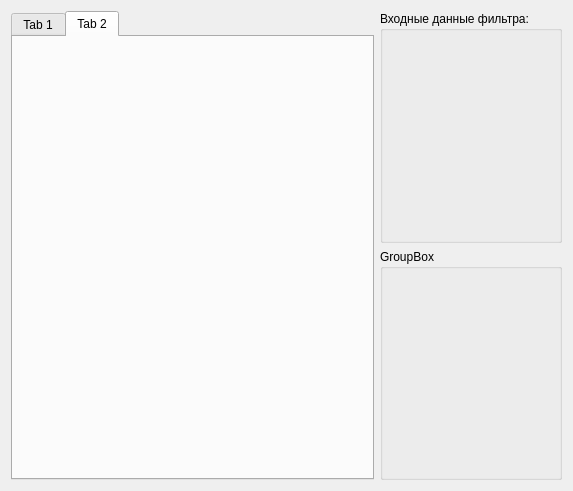
Qt form PowerSources/Filters.ui (DKuzSer/Project_For_Rodin) before a commit.
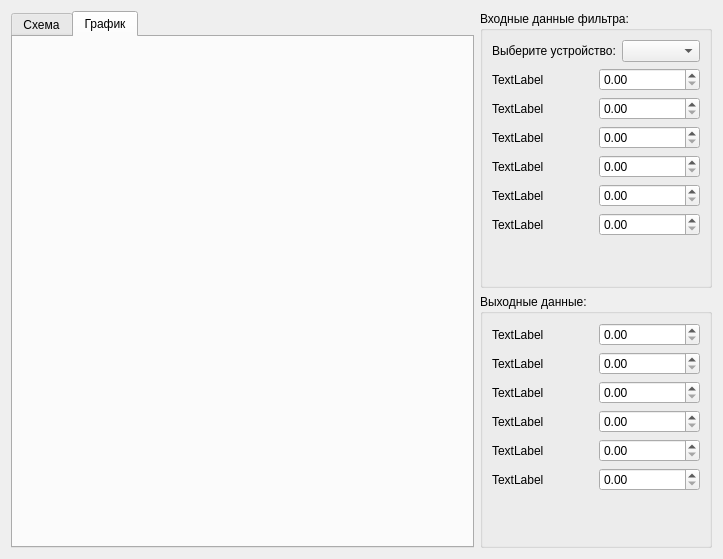
The same form after that commit. The open tabs and pages were chosen to show the change.

```diff
--- a/PowerSources/Filters.ui
+++ b/PowerSources/Filters.ui
@@ -6,8 +6,8 @@
    <rect>
     <x>0</x>
     <y>0</y>
-    <width>573</width>
-    <height>491</height>
+    <width>723</width>
+    <height>559</height>
    </rect>
   </property>
   <property name="windowTitle">
@@ -20,12 +20,12 @@
       <widget class="QTabWidget" name="tabWidget">
        <widget class="QWidget" name="tab">
         <attribute name="title">
-         <string>Tab 1</string>
+         <string>Схема</string>
         </attribute>
        </widget>
        <widget class="QWidget" name="tab_2">
         <attribute name="title">
-         <string>Tab 2</string>
+         <string>График</string>
         </attribute>
        </widget>
       </widget>
@@ -37,13 +37,237 @@
          <property name="title">
           <string>Входные данные фильтра:</string>
          </property>
+         <layout class="QGridLayout" name="gridLayout_2">
+          <item row="0" column="0">
+           <layout class="QVBoxLayout" name="verticalLayout_7">
+            <item>
+             <layout class="QHBoxLayout" name="horizontalLayout_4">
+              <item>
+               <widget class="QLabel" name="label_7">
+                <property name="text">
+                 <string>Выберите устройство:</string>
+                </property>
+               </widget>
+              </item>
+              <item>
+               <widget class="QComboBox" name="ComboBox_DevicesF"/>
+              </item>
+             </layout>
+            </item>
+            <item>
+             <layout class="QVBoxLayout" name="verticalLayout_6">
+              <item>
+               <layout class="QHBoxLayout" name="horizontalLayout_3">
+                <item>
+                 <layout class="QVBoxLayout" name="verticalLayout_5">
+                  <item>
+                   <widget class="QLabel" name="label">
+                    <property name="text">
+                     <string>TextLabel</string>
+                    </property>
+                   </widget>
+                  </item>
+                  <item>
+                   <widget class="QLabel" name="label_5">
+                    <property name="text">
+                     <string>TextLabel</string>
+                    </property>
+                   </widget>
+                  </item>
+                  <item>
+                   <widget class="QLabel" name="label_6">
+                    <property name="text">
+                     <string>TextLabel</string>
+                    </property>
+                   </widget>
+                  </item>
+                 </layout>
+                </item>
+                <item>
+                 <layout class="QVBoxLayout" name="verticalLayout_4">
+                  <item>
+                   <widget class="QDoubleSpinBox" name="DoubleSpinBoxF_InPut1"/>
+                  </item>
+                  <item>
+                   <widget class="QDoubleSpinBox" name="DoubleSpinBoxF_InPut2"/>
+                  </item>
+                  <item>
+                   <widget class="QDoubleSpinBox" name="DoubleSpinBoxF_InPut3"/>
+                  </item>
+                 </layout>
+                </item>
+               </layout>
+              </item>
+              <item>
+               <layout class="QHBoxLayout" name="horizontalLayout_2">
+                <item>
+                 <layout class="QVBoxLayout" name="verticalLayout_3">
+                  <item>
+                   <widget class="QLabel" name="label_2">
+                    <property name="text">
+                     <string>TextLabel</string>
+                    </property>
+                   </widget>
+                  </item>
+                  <item>
+                   <widget class="QLabel" name="label_3">
+                    <property name="text">
+                     <string>TextLabel</string>
+                    </property>
+                   </widget>
+                  </item>
+                  <item>
+                   <widget class="QLabel" name="label_4">
+                    <property name="text">
+                     <string>TextLabel</string>
+                    </property>
+                   </widget>
+                  </item>
+                 </layout>
+                </item>
+                <item>
+                 <layout class="QVBoxLayout" name="verticalLayout_2">
+                  <item>
+                   <widget class="QDoubleSpinBox" name="DoubleSpinBoxF_InPut4"/>
+                  </item>
+                  <item>
+                   <widget class="QDoubleSpinBox" name="DoubleSpinBoxF_InPut5"/>
+                  </item>
+                  <item>
+                   <widget class="QDoubleSpinBox" name="DoubleSpinBoxF_InPut6"/>
+                  </item>
+                 </layout>
+                </item>
+               </layout>
+              </item>
+             </layout>
+            </item>
+           </layout>
+          </item>
+          <item row="1" column="0">
+           <spacer name="verticalSpacer">
+            <property name="orientation">
+             <enum>Qt::Vertical</enum>
+            </property>
+            <property name="sizeHint" stdset="0">
+             <size>
+              <width>20</width>
+              <height>40</height>
+             </size>
+            </property>
+           </spacer>
+          </item>
+         </layout>
         </widget>
        </item>
        <item>
         <widget class="QGroupBox" name="groupBox_2">
          <property name="title">
-          <string>GroupBox</string>
+          <string>Выходные данные:</string>
          </property>
+         <layout class="QGridLayout" name="gridLayout_3">
+          <item row="0" column="0">
+           <layout class="QVBoxLayout" name="verticalLayout_12">
+            <item>
+             <layout class="QHBoxLayout" name="horizontalLayout_5">
+              <item>
+               <layout class="QVBoxLayout" name="verticalLayout_9">
+                <item>
+                 <widget class="QLabel" name="label_8">
+                  <property name="text">
+                   <string>TextLabel</string>
+                  </property>
+                 </widget>
+                </item>
+                <item>
+                 <widget class="QLabel" name="label_9">
+                  <property name="text">
+                   <string>TextLabel</string>
+                  </property>
+                 </widget>
+                </item>
+                <item>
+                 <widget class="QLabel" name="label_10">
+                  <property name="text">
+                   <string>TextLabel</string>
+                  </property>
+                 </widget>
+                </item>
+               </layout>
+              </item>
+              <item>
+               <layout class="QVBoxLayout" name="verticalLayout_8">
+                <item>
+                 <widget class="QDoubleSpinBox" name="DoubleSpinBoxF_OutPut1"/>
+                </item>
+                <item>
+                 <widget class="QDoubleSpinBox" name="DoubleSpinBoxF_OutPut2"/>
+                </item>
+                <item>
+                 <widget class="QDoubleSpinBox" name="DoubleSpinBoxF_OutPut3"/>
+                </item>
+               </layout>
+              </item>
+             </layout>
+            </item>
+            <item>
+             <layout class="QHBoxLayout" name="horizontalLayout_6">
+              <item>
+               <layout class="QVBoxLayout" name="verticalLayout_11">
+                <item>
+                 <widget class="QLabel" name="label_11">
+                  <property name="text">
+                   <string>TextLabel</string>
+                  </property>
+                 </widget>
+                </item>
+                <item>
+                 <widget class="QLabel" name="label_12">
+                  <property name="text">
+                   <string>TextLabel</string>
+                  </property>
+                 </widget>
+                </item>
+                <item>
+                 <widget class="QLabel" name="label_13">
+                  <property name="text">
+                   <string>TextLabel</string>
+                  </property>
+                 </widget>
+                </item>
+               </layout>
+              </item>
+              <item>
+               <layout class="QVBoxLayout" name="verticalLayout_10">
+                <item>
+                 <widget class="QDoubleSpinBox" name="DoubleSpinBoxF_OutPut4"/>
+                </item>
+                <item>
+                 <widget class="QDoubleSpinBox" name="DoubleSpinBoxF_OutPut5"/>
+                </item>
+                <item>
+                 <widget class="QDoubleSpinBox" name="DoubleSpinBoxF_OutPut6"/>
+                </item>
+               </layout>
+              </item>
+             </layout>
+            </item>
+           </layout>
+          </item>
+          <item row="1" column="0">
+           <spacer name="verticalSpacer_2">
+            <property name="orientation">
+             <enum>Qt::Vertical</enum>
+            </property>
+            <property name="sizeHint" stdset="0">
+             <size>
+              <width>20</width>
+              <height>40</height>
+             </size>
+            </property>
+           </spacer>
+          </item>
+         </layout>
         </widget>
        </item>
       </layout>
```
Left out of the diff: 3 changed lines with no effect on the pictures.
